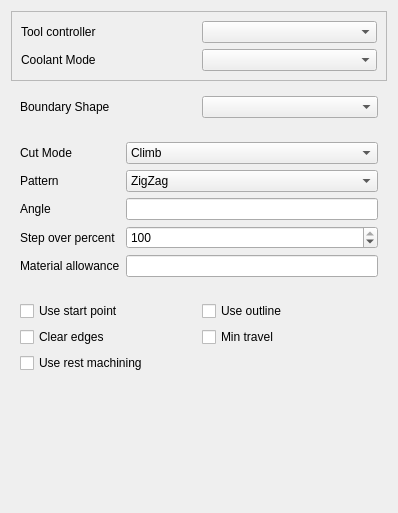
Above: src/Mod/CAM/Gui/Resources/panels/PageOpPocketFullEdit.ui from southseact-3d/fcd before the change. Below: the same form after it.
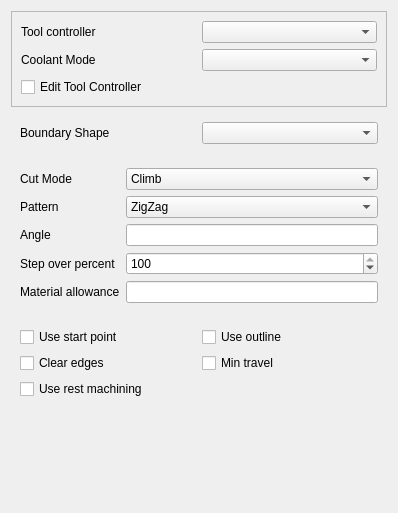
That is the form after the change. Custom widgets are drawn as their Qt base class.

Commit message: [CAM] Add UI elements for viewing and editing tool controller parameters from within the operation edit UI (#23180)

What changed in the file:
```diff
--- a/src/Mod/CAM/Gui/Resources/panels/PageOpPocketFullEdit.ui
+++ b/src/Mod/CAM/Gui/Resources/panels/PageOpPocketFullEdit.ui
@@ -51,6 +51,13 @@
         </property>
        </widget>
       </item>
+      <item row="2" column="0" colspan="2">
+       <widget class="QCheckBox" name="editToolController">
+        <property name="text">
+         <string>Edit Tool Controller</string>
+        </property>
+       </widget>
+      </item>
      </layout>
     </widget>
    </item>
```
The commit also changes 26 other files.
